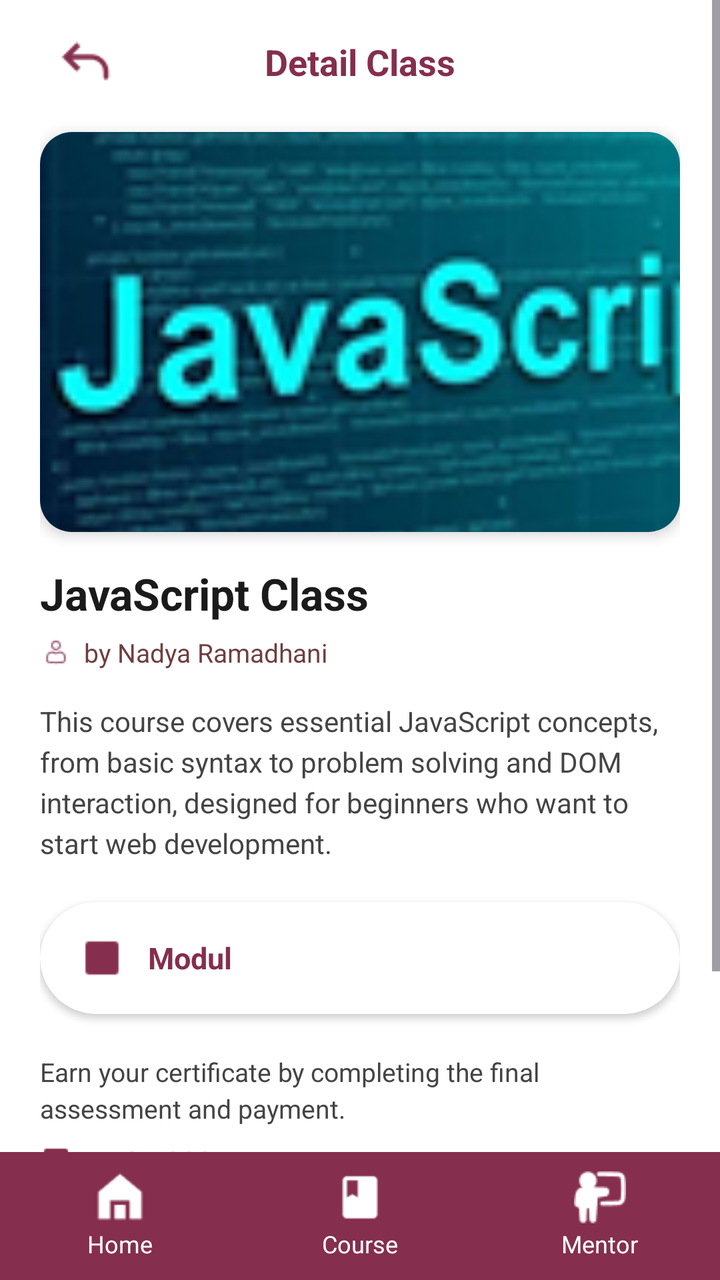
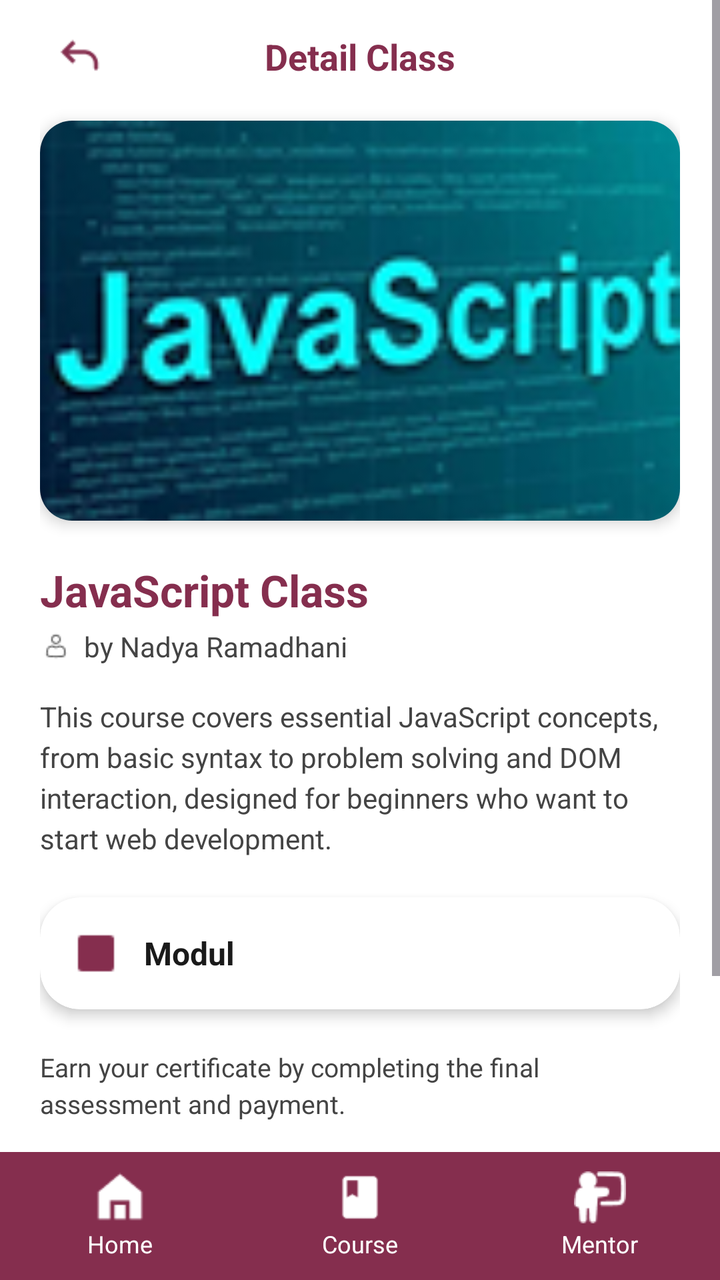

Two renders of the same Android screen: before a commit and after it. Below are the layout's source before the change and the commit's diff.
<!-- AndroidManifest.xml: application theme Theme.NataEdu -->
<!-- res/layout/javascript_materi.xml -->
<?xml version="1.0" encoding="utf-8"?>
<LinearLayout
    xmlns:android="http://schemas.android.com/apk/res/android"
    xmlns:app="http://schemas.android.com/apk/res-auto"
    android:layout_width="match_parent"
    android:layout_height="match_parent"
    android:background="#FFFFFF"
    android:orientation="vertical">

    <ScrollView
        android:layout_width="match_parent"
        android:layout_height="0dp"
        android:layout_weight="1"
        android:fillViewport="true">

        <LinearLayout
            android:layout_width="match_parent"
            android:layout_height="wrap_content"
            android:orientation="vertical"
            android:paddingHorizontal="20dp"
            android:paddingTop="16dp"
            android:paddingBottom="24dp">

            
            <RelativeLayout
                android:layout_width="match_parent"
                android:layout_height="wrap_content"
                android:layout_marginBottom="20dp"
                android:paddingHorizontal="8dp">

                <ImageView
                    android:id="@+id/btnBack"
                    android:layout_width="30dp"
                    android:layout_height="30dp"
                    android:layout_alignParentStart="true"
                    android:layout_centerInParent="true"
                    android:src="@drawable/icon_back"
                    app:tint="#852E4E" />

                <TextView
                    android:layout_width="wrap_content"
                    android:layout_height="wrap_content"
                    android:layout_centerInParent="true"
                    android:text="Detail Class"
                    android:textColor="#852E4E"
                    android:textSize="18sp"
                    android:textStyle="bold" />
            </RelativeLayout>

            
            <androidx.cardview.widget.CardView
                android:layout_width="match_parent"
                android:layout_height="200dp"
                android:layout_marginBottom="16dp"
                app:cardCornerRadius="16dp"
                app:cardElevation="4dp">

                <ImageView
                    android:layout_width="370dp"
                    android:layout_height="match_parent"
                    android:scaleType="centerCrop"
                    android:src="@drawable/javascript_logo" />
            </androidx.cardview.widget.CardView>

            
            <TextView
                android:layout_width="wrap_content"
                android:layout_height="wrap_content"
                android:text="JavaScript Class"
                android:textColor="#1A1A1A"
                android:textSize="22sp"
                android:textStyle="bold"
                android:layout_marginBottom="6dp" />

            <LinearLayout
                android:layout_width="wrap_content"
                android:layout_height="wrap_content"
                android:gravity="center_vertical"
                android:layout_marginBottom="16dp">

                <ImageView
                    android:layout_width="16dp"
                    android:layout_height="16dp"
                    android:src="@drawable/icon_kontak"
                    app:tint="#852E4E" />

                <TextView
                    android:layout_width="wrap_content"
                    android:layout_height="wrap_content"
                    android:layout_marginStart="6dp"
                    android:text="by Nadya Ramadhani"
                    android:textColor="#6F3E3E"
                    android:textSize="13sp" />
            </LinearLayout>

            
            <TextView
                android:layout_width="match_parent"
                android:layout_height="wrap_content"
                android:text="This course covers essential JavaScript concepts, from basic syntax to problem solving and DOM interaction, designed for beginners who want to start web development."
                android:textColor="#444444"
                android:textSize="14sp"
                android:lineSpacingExtra="4dp"
                android:layout_marginBottom="20dp" />

            
            <androidx.cardview.widget.CardView
                android:layout_width="match_parent"
                android:layout_height="wrap_content"
                android:layout_marginBottom="20dp"
                app:cardCornerRadius="32dp"
                app:cardElevation="2dp"
                app:cardBackgroundColor="#FFFFFF"
                app:strokeColor="#852E4E"
                app:strokeWidth="1.5dp">

                <LinearLayout
                    android:layout_width="match_parent"
                    android:layout_height="56dp"
                    android:orientation="horizontal"
                    android:gravity="center_vertical"
                    android:paddingHorizontal="20dp">

                    <ImageView
                        android:layout_width="22dp"
                        android:layout_height="22dp"
                        android:src="@drawable/simbol_kotak"
                        app:tint="#852E4E" />

                    <TextView
                        android:layout_width="wrap_content"
                        android:layout_height="wrap_content"
                        android:layout_marginStart="12dp"
                        android:text="Modul"
                        android:textColor="#852E4E"
                        android:textSize="15sp"
                        android:textStyle="bold" />
                </LinearLayout>
            </androidx.cardview.widget.CardView>

            
            <TextView
                android:layout_width="match_parent"
                android:layout_height="wrap_content"
                android:text="Earn your certificate by completing the final assessment and payment."
                android:textColor="#444444"
                android:textSize="13sp"
                android:lineSpacingExtra="3dp"
                android:layout_marginBottom="8dp" />

            
            <LinearLayout
                android:layout_width="wrap_content"
                android:layout_height="wrap_content"
                android:gravity="center_vertical"
                android:layout_marginBottom="16dp">

                <ImageView
                    android:layout_width="16dp"
                    android:layout_height="16dp"
                    android:src="@drawable/simbol_kotak"
                    app:tint="#852E4E" />

                <TextView
                    android:layout_width="wrap_content"
                    android:layout_height="wrap_content"
                    android:layout_marginStart="6dp"
                    android:text="Rp 35.000"
                    android:textColor="#1A1A1A"
                    android:textSize="14sp"
                    android:textStyle="bold" />
            </LinearLayout>

            
            <Button
                android:id="@+id/btnPayment"
                android:layout_width="wrap_content"
                android:layout_height="wrap_content"
                android:background="@drawable/rectangle"
                android:text="Proceed to Payment"
                android:textColor="#ffff"
                android:textSize="14sp"
                android:textStyle="bold"
                android:paddingHorizontal="20dp"
                android:paddingVertical="13dp" />

        </LinearLayout>
    </ScrollView>

    
    <LinearLayout
        android:layout_width="match_parent"
        android:layout_height="64dp"
        android:background="#852E4E"
        android:orientation="horizontal"
        android:weightSum="3">

        <LinearLayout
            android:layout_width="0dp"
            android:layout_height="match_parent"
            android:layout_weight="1"
            android:gravity="center"
            android:orientation="vertical">

            <ImageView
                android:layout_width="26dp"
                android:layout_height="26dp"
                android:src="@drawable/icon_home"
                app:tint="#FFFFFF" />

            <TextView
                android:layout_width="wrap_content"
                android:layout_height="wrap_content"
                android:layout_marginTop="2dp"
                android:text="Home"
                android:textColor="#FFFFFF"
                android:textSize="12sp" />
        </LinearLayout>

        <LinearLayout
            android:layout_width="0dp"
            android:layout_height="match_parent"
            android:layout_weight="1"
            android:gravity="center"
            android:orientation="vertical">

            <ImageView
                android:layout_width="26dp"
                android:layout_height="26dp"
                android:src="@drawable/icon_course"
                app:tint="#FFFFFF" />

            <TextView
                android:layout_width="wrap_content"
                android:layout_height="wrap_content"
                android:layout_marginTop="2dp"
                android:text="Course"
                android:textColor="#FFFFFF"
                android:textSize="12sp" />
        </LinearLayout>

        <LinearLayout
            android:layout_width="0dp"
            android:layout_height="match_parent"
            android:layout_weight="1"
            android:gravity="center"
            android:orientation="vertical">

            <ImageView
                android:layout_width="26dp"
                android:layout_height="26dp"
                android:src="@drawable/icon_mentor"
                app:tint="#FFFFFF" />

            <TextView
                android:layout_width="wrap_content"
                android:layout_height="wrap_content"
                android:layout_marginTop="2dp"
                android:text="Mentor"
                android:textColor="#FFFFFF"
                android:textSize="12sp" />
        </LinearLayout>

    </LinearLayout>

</LinearLayout>
<!-- resources referenced by this layout -->
<resources>
  <!-- drawable icon_back: png bitmap (drawable, 506 bytes) -->
  <!-- drawable icon_course: png bitmap (drawable, 358 bytes) -->
  <!-- drawable icon_home: png bitmap (drawable, 355 bytes) -->
  <!-- drawable icon_kontak: png bitmap (drawable, 512 bytes) -->
  <!-- drawable icon_mentor: png bitmap (drawable, 580 bytes) -->
  <!-- drawable javascript_logo: png bitmap (drawable, 24366 bytes) -->
  <!-- drawable rectangle: png bitmap (drawable, 1907 bytes) -->
  <!-- drawable simbol_kotak: png bitmap (drawable, 249 bytes) -->
  <style name="Theme.NataEdu" parent="Base.Theme.NataEdu" />
  <style name="Base.Theme.NataEdu" parent="Theme.Material3.DayNight.NoActionBar">
          
          
      </style>
</resources>

<!-- the commit's change to res/layout/javascript_materi.xml (unified diff, before → after) -->
@@ -30,8 +30,8 @@
 
                 <ImageView
                     android:id="@+id/btnBack"
-                    android:layout_width="30dp"
-                    android:layout_height="30dp"
+                    android:layout_width="24dp"
+                    android:layout_height="24dp"
                     android:layout_alignParentStart="true"
                     android:layout_centerInParent="true"
                     android:src="@drawable/icon_back"
@@ -51,12 +51,12 @@
             <androidx.cardview.widget.CardView
                 android:layout_width="match_parent"
                 android:layout_height="200dp"
-                android:layout_marginBottom="16dp"
+                android:layout_marginBottom="20dp"
                 app:cardCornerRadius="16dp"
                 app:cardElevation="4dp">
 
                 <ImageView
-                    android:layout_width="370dp"
+                    android:layout_width="match_parent"
                     android:layout_height="match_parent"
                     android:scaleType="centerCrop"
                     android:src="@drawable/javascript_logo" />
@@ -67,10 +67,10 @@
                 android:layout_width="wrap_content"
                 android:layout_height="wrap_content"
                 android:text="JavaScript Class"
-                android:textColor="#1A1A1A"
+                android:textColor="#852E4E"
                 android:textSize="22sp"
                 android:textStyle="bold"
-                android:layout_marginBottom="6dp" />
+                android:layout_marginBottom="4dp" />
 
             <LinearLayout
                 android:layout_width="wrap_content"
@@ -82,15 +82,15 @@
                     android:layout_width="16dp"
                     android:layout_height="16dp"
                     android:src="@drawable/icon_kontak"
-                    app:tint="#852E4E" />
+                    app:tint="#444444" />
 
                 <TextView
                     android:layout_width="wrap_content"
                     android:layout_height="wrap_content"
                     android:layout_marginStart="6dp"
                     android:text="by Nadya Ramadhani"
-                    android:textColor="#6F3E3E"
-                    android:textSize="13sp" />
+                    android:textColor="#444444"
+                    android:textSize="14sp" />
             </LinearLayout>
 
             
@@ -108,22 +108,22 @@
                 android:layout_width="match_parent"
                 android:layout_height="wrap_content"
                 android:layout_marginBottom="20dp"
-                app:cardCornerRadius="32dp"
-                app:cardElevation="2dp"
+                app:cardCornerRadius="20dp"
+                app:cardElevation="4dp"
                 app:cardBackgroundColor="#FFFFFF"
-                app:strokeColor="#852E4E"
-                app:strokeWidth="1.5dp">
+                app:strokeColor="#E0E0E0"
+                app:strokeWidth="1dp">
 
                 <LinearLayout
                     android:layout_width="match_parent"
                     android:layout_height="56dp"
                     android:orientation="horizontal"
                     android:gravity="center_vertical"
-                    android:paddingHorizontal="20dp">
+                    android:paddingHorizontal="16dp">
 
                     <ImageView
-                        android:layout_width="22dp"
-                        android:layout_height="22dp"
+                        android:layout_width="24dp"
+                        android:layout_height="24dp"
                         android:src="@drawable/simbol_kotak"
                         app:tint="#852E4E" />
 
@@ -132,8 +132,8 @@
                         android:layout_height="wrap_content"
                         android:layout_marginStart="12dp"
                         android:text="Modul"
-                        android:textColor="#852E4E"
-                        android:textSize="15sp"
+                        android:textColor="#1A1A1A"
+                        android:textSize="16sp"
                         android:textStyle="bold" />
                 </LinearLayout>
             </androidx.cardview.widget.CardView>
@@ -146,7 +146,7 @@
                 android:textColor="#444444"
                 android:textSize="13sp"
                 android:lineSpacingExtra="3dp"
-                android:layout_marginBottom="8dp" />
+                android:layout_marginBottom="12dp" />
 
             
             <LinearLayout
@@ -158,17 +158,16 @@
                 <ImageView
                     android:layout_width="16dp"
                     android:layout_height="16dp"
-                    android:src="@drawable/simbol_kotak"
-                    app:tint="#852E4E" />
+                    android:src="@drawable/icon_pricetag"
+                    app:tint="#444444" />
 
                 <TextView
                     android:layout_width="wrap_content"
                     android:layout_height="wrap_content"
                     android:layout_marginStart="6dp"
                     android:text="Rp 35.000"
-                    android:textColor="#1A1A1A"
-                    android:textSize="14sp"
-                    android:textStyle="bold" />
+                    android:textColor="#444444"
+                    android:textSize="14sp" />
             </LinearLayout>
 
             
@@ -177,12 +176,14 @@
                 android:layout_width="wrap_content"
                 android:layout_height="wrap_content"
                 android:background="@drawable/rectangle"
+                app:backgroundTint="#852E4E"
                 android:text="Proceed to Payment"
-                android:textColor="#ffff"
+                android:textAllCaps="false"
+                android:textColor="#FFFFFF"
                 android:textSize="14sp"
                 android:textStyle="bold"
-                android:paddingHorizontal="20dp"
-                android:paddingVertical="13dp" />
+                android:paddingHorizontal="24dp"
+                android:paddingVertical="10dp" />
 
         </LinearLayout>
     </ScrollView>
<!-- resource entries referenced after the edit -->
@@ -5,6 +5,7 @@
   <!-- drawable icon_home: png bitmap (drawable, 355 bytes) -->
   <!-- drawable icon_kontak: png bitmap (drawable, 512 bytes) -->
   <!-- drawable icon_mentor: png bitmap (drawable, 580 bytes) -->
+  <!-- drawable icon_pricetag: png bitmap (drawable, 508 bytes) -->
   <!-- drawable javascript_logo: png bitmap (drawable, 24366 bytes) -->
   <!-- drawable rectangle: png bitmap (drawable, 1907 bytes) -->
   <!-- drawable simbol_kotak: png bitmap (drawable, 249 bytes) -->
